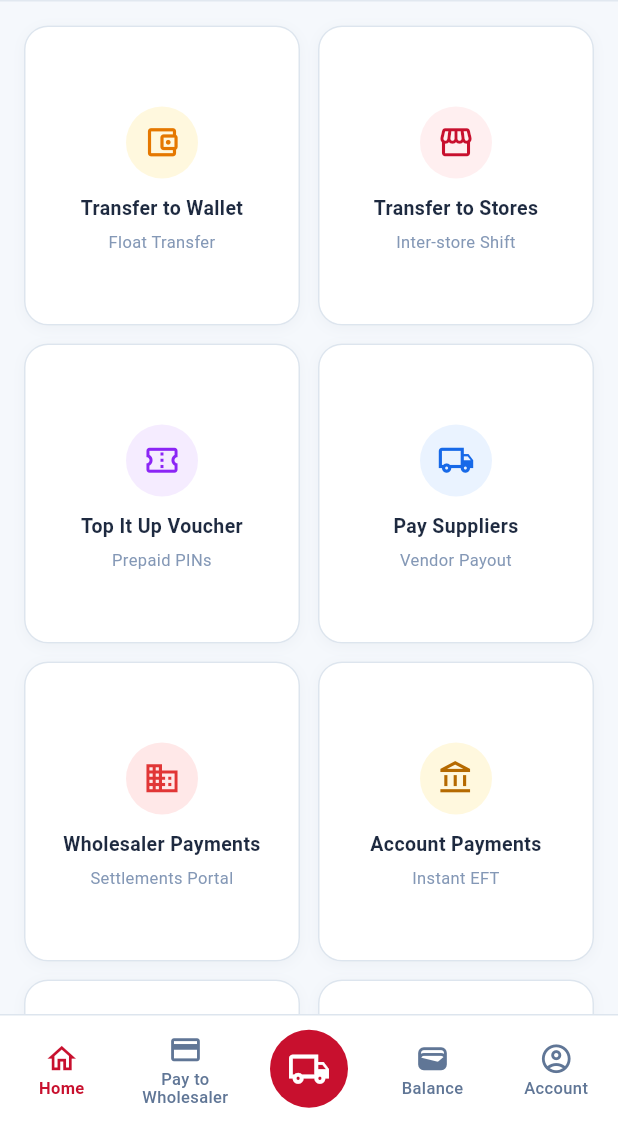
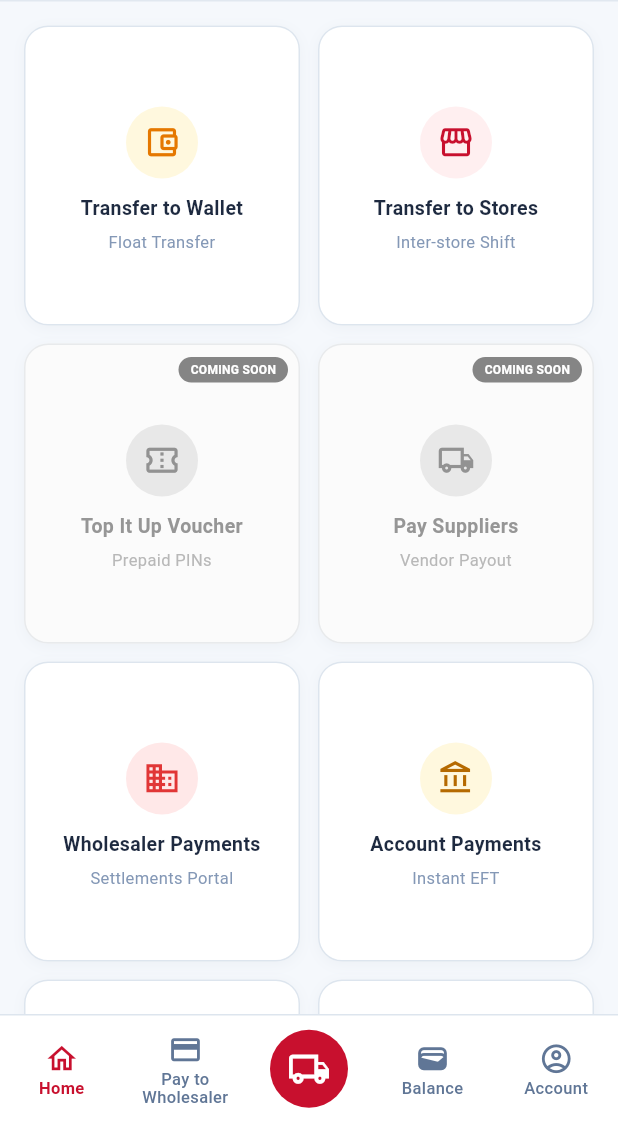
Before and after one commit to rafiqHaarish0000/tiu_retailer_flutter, a Flutter app: the DashboardScreen screen opened directly, on a phone screen of 412 x 824 dp, the part 114-1236 px from its top. Run offline on Flutter 3.47's test engine with Material 3 defaults, Android fonts, the phone set to English and light mode, and no system bars.

Commit message:
minor ui fix

```diff
--- a/lib/ui/bottom_navigation/screens/home_screen.dart
+++ b/lib/ui/bottom_navigation/screens/home_screen.dart
@@ -42,17 +42,23 @@ class _ServiceCard extends StatelessWidget {
   @override
   Widget build(BuildContext context) {
     return Material(
-      color: Colors.white,
+      color: service.disabled ? const Color(0xFFFBFBFB) : Colors.white,
       borderRadius: BorderRadius.circular(16),
       child: InkWell(
         borderRadius: BorderRadius.circular(16),
-        onTap: onTap,
+        onTap: service.disabled
+            ? () => _showComingSoonToast(context, service.title)
+            : onTap,
         child: Container(
           padding: const EdgeInsets.fromLTRB(8, 16, 8, 10),
           decoration: BoxDecoration(
-            color: Colors.white,
+            color: service.disabled ? const Color(0xFFFBFBFB) : Colors.white,
             borderRadius: BorderRadius.circular(16),
-            border: Border.all(color: const Color(0xFFDDE5EE)),
+            border: Border.all(
+              color: service.disabled
+                  ? const Color(0xFFE8EAEC)
+                  : const Color(0xFFDDE5EE),
+            ),
             boxShadow: const [
               BoxShadow(
                 color: Color(0x0A1E3854),
@@ -61,6 +67,10 @@ class _ServiceCard extends StatelessWidget {
               ),
             ],
           ),
+          child: Stack(
+            clipBehavior: Clip.none,
+            children: [
+              Center(
                 child: Column(
                   mainAxisAlignment: MainAxisAlignment.center,
                   children: [
@@ -68,10 +78,18 @@ class _ServiceCard extends StatelessWidget {
                       width: 48,
                       height: 48,
                       decoration: BoxDecoration(
-                  color: service.iconBackground,
+                        color: service.disabled
+                            ? const Color(0xFFE8E8E8)
+                            : service.iconBackground,
                         shape: BoxShape.circle,
                       ),
-                child: Icon(service.icon, color: service.iconColor, size: 25),
+                      child: Icon(
+                        service.icon,
+                        color: service.disabled
+                            ? const Color(0xFF929292)
+                            : service.iconColor,
+                        size: 25,
+                      ),
                     ),
                     const SizedBox(height: 12),
                     Text(
@@ -79,8 +97,10 @@ class _ServiceCard extends StatelessWidget {
                       textAlign: TextAlign.center,
                       maxLines: 2,
                       overflow: TextOverflow.ellipsis,
-                style: const TextStyle(
-                  color: Color(0xFF1E2A40),
+                      style: TextStyle(
+                        color: service.disabled
+                            ? const Color(0xFF969696)
+                            : const Color(0xFF1E2A40),
                         fontWeight: FontWeight.w700,
                         fontSize: 13,
                         height: 1.2,
@@ -92,7 +112,39 @@ class _ServiceCard extends StatelessWidget {
                       textAlign: TextAlign.center,
                       maxLines: 1,
                       overflow: TextOverflow.ellipsis,
-                style: const TextStyle(color: Color(0xFF8498B6), fontSize: 11),
+                      style: TextStyle(
+                        color: service.disabled
+                            ? const Color(0xFFB8B8B8)
+                            : const Color(0xFF8498B6),
+                        fontSize: 11,
+                      ),
+                    ),
+                  ],
+                ),
+              ),
+              if (service.disabled)
+                Positioned(
+                  top: -8,
+                  right: -1,
+                  child: Container(
+                    padding: const EdgeInsets.symmetric(
+                      horizontal: 8,
+                      vertical: 3,
+                    ),
+                    decoration: BoxDecoration(
+                      color: const Color(0xFF858585),
+                      borderRadius: BorderRadius.circular(10),
+                    ),
+                    child: const Text(
+                      'COMING SOON',
+                      style: TextStyle(
+                        color: Colors.white,
+                        fontSize: 8,
+                        fontWeight: FontWeight.w700,
+                        letterSpacing: .2,
+                      ),
+                    ),
+                  ),
                 ),
             ],
           ),
@@ -100,6 +152,18 @@ class _ServiceCard extends StatelessWidget {
       ),
     );
   }
+}
+
+void _showComingSoonToast(BuildContext context, String productName) {
+  ScaffoldMessenger.of(context)
+    ..hideCurrentSnackBar()
+    ..showSnackBar(
+      SnackBar(
+        content: Text('$productName is coming soon in the next release!'),
+        behavior: SnackBarBehavior.floating,
+        duration: const Duration(seconds: 3),
+      ),
+    );
 }
 
 class ComingSoonScreen extends StatelessWidget {
@@ -128,8 +192,9 @@ class _Service {
     this.icon,
     this.iconBackground,
     this.iconColor,
-    this.screen,
-  );
+    this.screen, {
+    this.disabled = false,
+  });
 
   final String title;
   final String subtitle;
@@ -137,4 +202,5 @@ class _Service {
   final Color iconBackground;
   final Color iconColor;
   final Widget screen;
+  final bool disabled;
 }
--- a/lib/ui/dashboard/data/dashboard_services.dart
+++ b/lib/ui/dashboard/data/dashboard_services.dart
@@ -24,6 +24,7 @@ const _dashboardServices = [
     Color(0xFFF5ECFF),
     Color(0xFF8B25F5),
     TopItUpVoucherScreen(),
+    disabled: true,
   ),
   _Service(
     'Pay Suppliers',
@@ -32,6 +33,7 @@ const _dashboardServices = [
     Color(0xFFEAF3FF),
     Color(0xFF1769E8),
     PaySuppliersScreen(),
+    disabled: true,
   ),
   _Service(
     'Wholesaler Payments',
@@ -96,6 +98,7 @@ const _dashboardServices = [
     Color(0xFFE8FAEF),
     Color(0xFF15934B),
     MoneyTransfersScreen(),
+    disabled: true,
   ),
   _Service(
     'POS Users',
```
Lines whose indentation alone changed are shown as unchanged.
